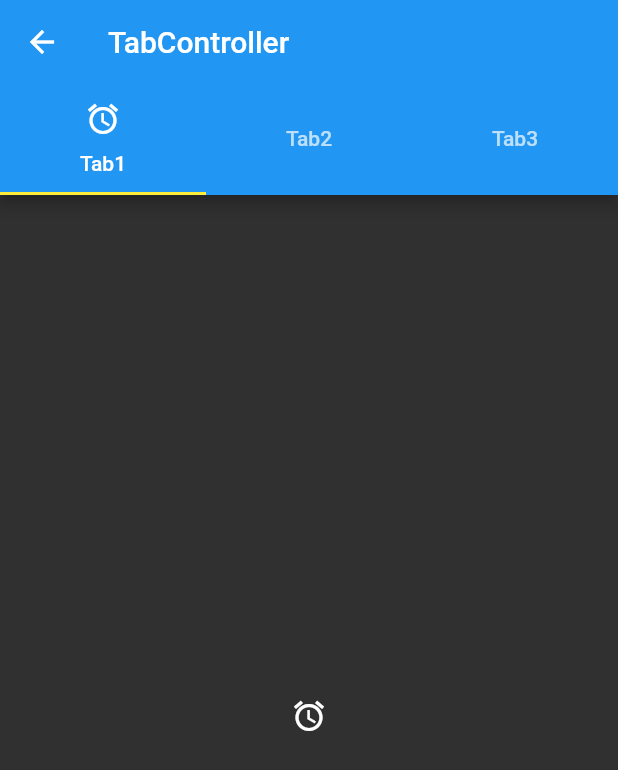
After one commit to guswns8431/flutter-project, a Flutter app: the screen it shows after launch, after a tap on "TabController", on a phone screen of 412 x 824 dp. The commit adds this screen. Shown: the top 770 px of the screen. Run offline on Flutter 3.47's test engine with Material 2 defaults, Android fonts, the phone set to English and light mode, and no system bars.

Commit message:
TabController

```diff
--- /dev/null
+++ b/lib/MyTabController.dart
@@ -0,0 +1,34 @@
+import 'package:flutter/material.dart';
+
+class MyTabController extends StatefulWidget {
+
+  @override
+  _MyTabControllerState createState() => _MyTabControllerState();
+}
+
+class _MyTabControllerState extends State<MyTabController> {
+  @override
+  Widget build(BuildContext context) {
+    return DefaultTabController(
+        child: Scaffold(
+        appBar: AppBar(
+          title: Text('TabController'),
+          bottom: TabBar(tabs: [
+            Tab(icon: Icon(Icons.access_alarm),text: 'Tab1',),
+            // Icon(Icons.access_alarm),
+            Text('Tab2'),
+            Text('Tab3')
+          ],),
+        ),
+        body: TabBarView(
+          children: <Widget>[
+            Icon(Icons.access_alarm),
+            Center(child: Text('tab2')),
+            Center(child: Text('tab3')),
+          ],
+        ),
+      ),
+      length: 3,
+    );
+  }
+}
--- a/lib/main.dart
+++ b/lib/main.dart
@@ -4,6 +4,7 @@ import 'package:toy/MyAnimatedOpacity.dart';
 import 'package:toy/MyDrawer.dart';
 import 'package:toy/MyOrientation.dart';
 import 'package:toy/MySnackBar.dart';
+import 'package:toy/MyTabController.dart';
 void main() => runApp(MyApp());
 
 class MyApp extends StatelessWidget {
@@ -71,6 +72,12 @@ class _MyHomePageState extends State<MyHomePage> {
             Navigator.push(context, MaterialPageRoute(builder: (context) => MyOrientation()));
           },
         ),
+        ListTile(
+          title: Text('TabController'),
+          onTap: (){
+            Navigator.push(context, MaterialPageRoute(builder: (context) => MyTabController()));
+          },
+        ),
       ],
     );
   }
```
